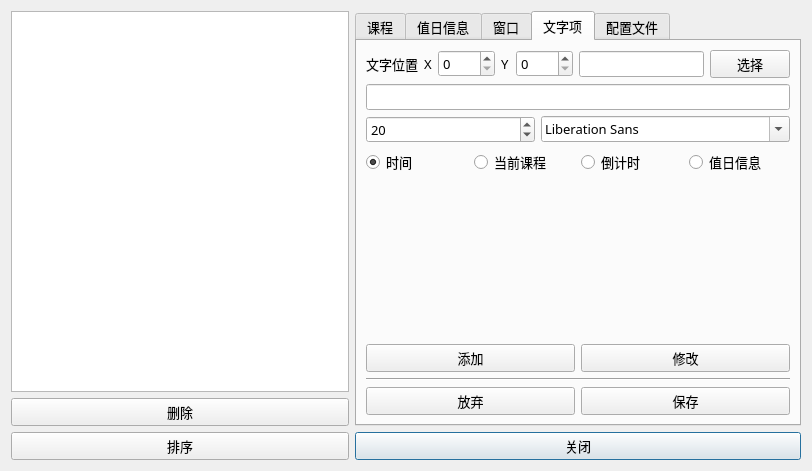
Qt form TimeTable-Qt/settings.ui (SHM-white/TimeTable-Qt) before a commit.
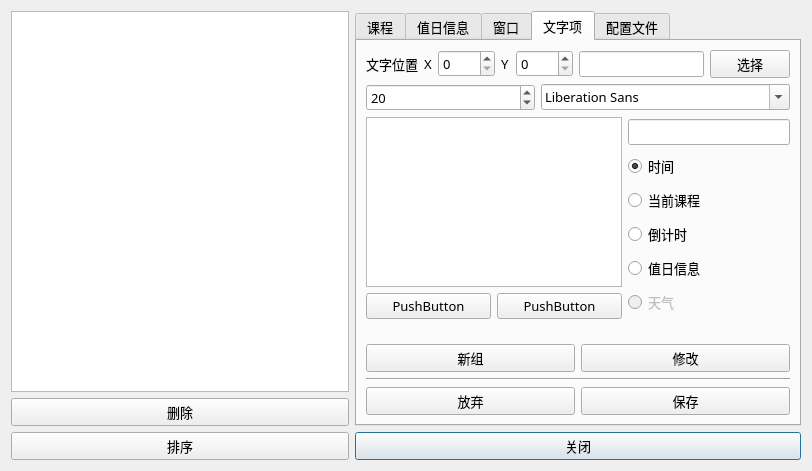
The same form after that commit. The open tabs and pages were chosen to show the change. Icons and pictures are not drawn.

Commit message: 添加不完善的对应设置界面

```diff
--- a/TimeTable-Qt/settings.ui
+++ b/TimeTable-Qt/settings.ui
@@ -599,9 +599,6 @@
                </item>
               </layout>
              </item>
-             <item>
-              <widget class="QLineEdit" name="lineEdit_textFormat"/>
-             </item>
              <item>
               <layout class="QHBoxLayout" name="horizontalLayout_11">
                <item>
@@ -617,7 +614,37 @@
               </layout>
              </item>
              <item>
-              <layout class="QHBoxLayout" name="horizontalLayout_25">
+              <layout class="QHBoxLayout" name="horizontalLayout_12">
+               <item>
+                <layout class="QVBoxLayout" name="verticalLayout_12">
+                 <item>
+                  <widget class="QListWidget" name="listWidget"/>
+                 </item>
+                 <item>
+                  <layout class="QHBoxLayout" name="horizontalLayout_13">
+                   <item>
+                    <widget class="QPushButton" name="pushButton">
+                     <property name="text">
+                      <string>PushButton</string>
+                     </property>
+                    </widget>
+                   </item>
+                   <item>
+                    <widget class="QPushButton" name="pushButton_2">
+                     <property name="text">
+                      <string>PushButton</string>
+                     </property>
+                    </widget>
+                   </item>
+                  </layout>
+                 </item>
+                </layout>
+               </item>
+               <item>
+                <layout class="QVBoxLayout" name="verticalLayout_11">
+                 <item>
+                  <widget class="QLineEdit" name="lineEdit_textFormat"/>
+                 </item>
                <item>
                 <widget class="QRadioButton" name="radioButton_time">
                  <property name="text">
@@ -649,6 +676,18 @@
                  </property>
                 </widget>
                </item>
+                 <item>
+                  <widget class="QRadioButton" name="radioButton_weather">
+                   <property name="enabled">
+                    <bool>false</bool>
+                   </property>
+                   <property name="text">
+                    <string>天气</string>
+                   </property>
+                  </widget>
+                 </item>
+                </layout>
+               </item>
               </layout>
              </item>
              <item>
@@ -669,7 +708,7 @@
                <item>
                 <widget class="QPushButton" name="pushButton_addFormat">
                  <property name="text">
-                  <string>添加</string>
+                  <string>新组</string>
                  </property>
                 </widget>
                </item>
```
Left out of the diff: 2 changed lines with no effect on the pictures. Lines whose indentation alone changed are shown as unchanged. The commit also changes 3 other files.
